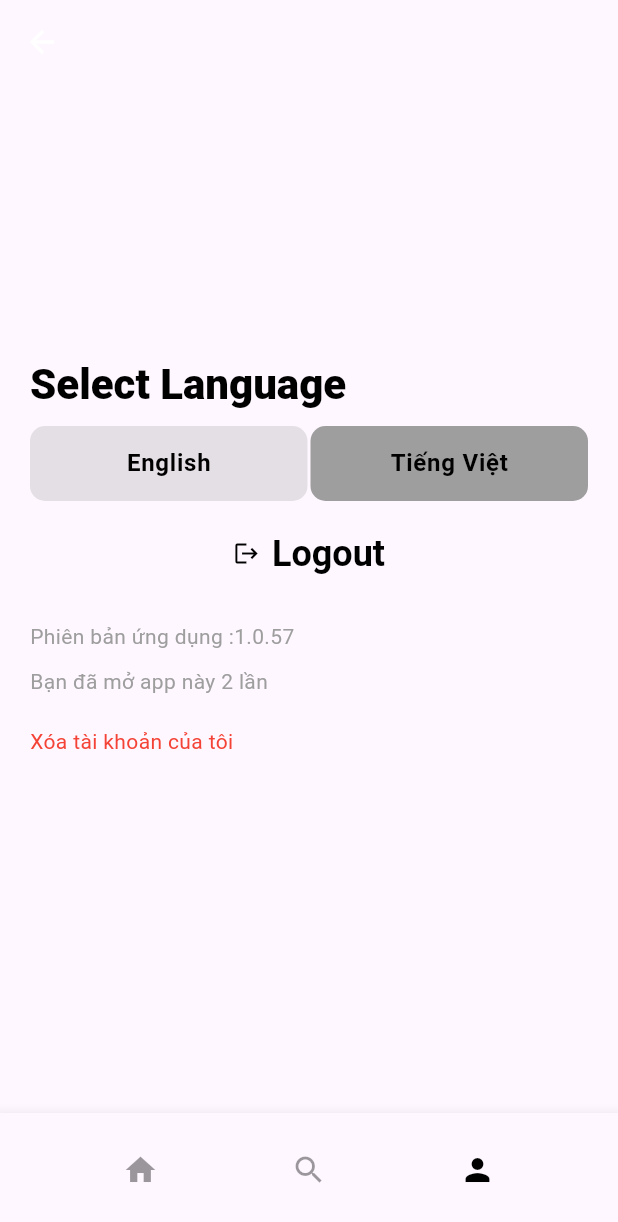
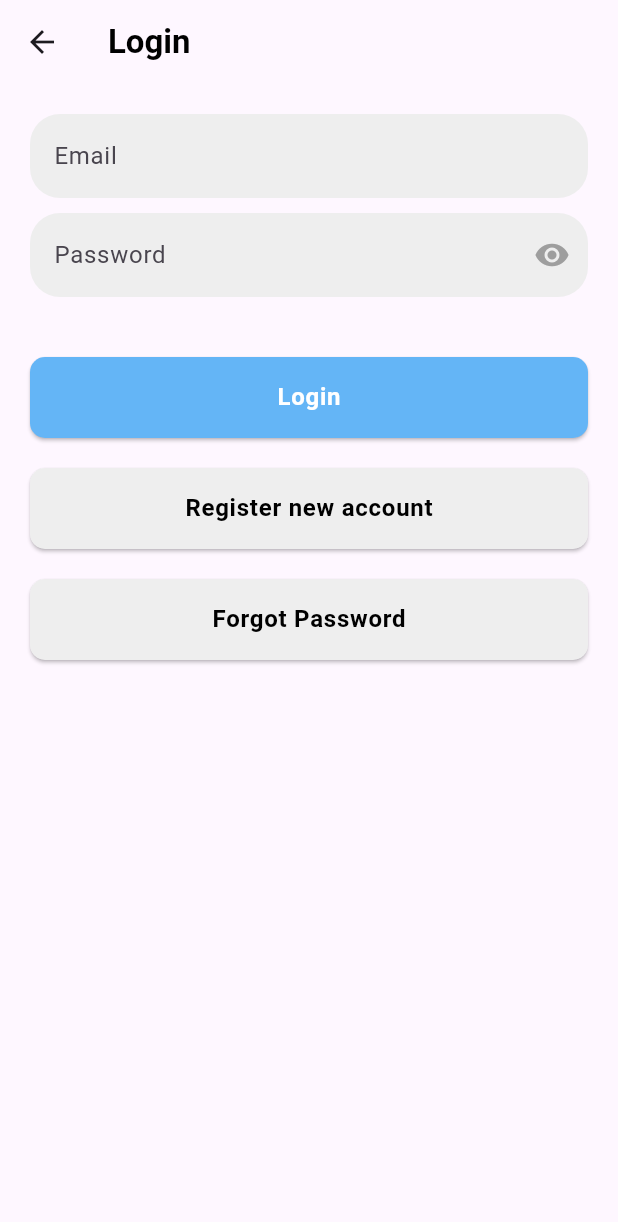
Before and after one commit to powoftech/news_reader, a Flutter app: the SettingScreen screen opened by its route, after a tap on "Logout", on a phone screen of 412 x 824 dp. Shown: the top 1222 px of the screen. Run offline on Flutter 3.47's test engine with Material 3 defaults, Android fonts, the phone set to English and light mode, and no system bars; our stand-ins replace webview_flutter; missing offline and left inert: dart:ffi; network calls fail.

Commit message:
Login,Register and ForgotPassword Screen

```diff
--- /dev/null
+++ b/lib/screens/login_screen.dart
@@ -0,0 +1,121 @@
+import 'package:flutter/material.dart';
+import 'package:news_reader/screens/forgot_pasword_screen.dart';
+import 'package:news_reader/screens/register_screen.dart';
+
+class LoginScreen extends StatelessWidget {
+  static const routeName = '/login';
+  const LoginScreen({super.key});
+  @override
+  Widget build(BuildContext context) {
+    return Scaffold(
+      appBar: AppBar(
+        title: const Text(
+          'Login',
+          style: TextStyle(
+            color: Colors.black,
+            fontWeight: FontWeight.bold,
+          ),
+        ),
+      ),
+      body: Padding(
+        padding: const EdgeInsets.all(20.0),
+        child: Column(
+          mainAxisAlignment: MainAxisAlignment.start,
+          crossAxisAlignment: CrossAxisAlignment.center,
+          children: [
+            TextFormField(
+              decoration: InputDecoration(
+                hintText: 'Email',
+                fillColor: Colors.grey.shade200,
+                filled: true,
+                border: OutlineInputBorder(
+                  borderRadius: BorderRadius.circular(20.0),
+                  borderSide: BorderSide.none,
+                ),
+              ),
+            ),
+            SizedBox(height: 10),
+            TextFormField(
+              decoration: InputDecoration(
+                hintText: 'Password',
+                fillColor: Colors.grey.shade200,
+                filled: true,
+                suffixIcon: const Icon(
+                  Icons.visibility,
+                  color: Colors.grey,
+                ),
+                border: OutlineInputBorder(
+                  borderRadius: BorderRadius.circular(20.0),
+                  borderSide: BorderSide.none,
+                ),
+              ),
+            ),
+            SizedBox(height: 40),
+            ElevatedButton(
+              onPressed: () {},
+              style: ElevatedButton.styleFrom(
+                backgroundColor: Colors.blue.shade300,
+                padding: EdgeInsets.symmetric(horizontal: 50, vertical: 15),
+                shape: RoundedRectangleBorder(
+                  borderRadius: BorderRadius.circular(10),
+                ),
+                minimumSize: Size(double.infinity, 0),
+              ),
+              child: Text(
+                'Login',
+                style: Theme.of(context).textTheme.bodyLarge!.copyWith(
+                      color: Colors.white,
+                      fontWeight: FontWeight.bold,
+                    ),
+              ),
+            ),
+            const SizedBox(
+              height: 20,
+            ),
+            ElevatedButton(
+              onPressed: () {
+                Navigator.pushNamed(context, RegisterScreen.routeName);
+              },
+              style: ElevatedButton.styleFrom(
+                backgroundColor: Colors.grey.shade200,
+                padding: EdgeInsets.symmetric(horizontal: 50, vertical: 15),
+                shape: RoundedRectangleBorder(
+                  borderRadius: BorderRadius.circular(10),
+                ),
+                minimumSize: Size(double.infinity, 0),
+              ),
+              child: Text(
+                'Register new account',
+                style: Theme.of(context).textTheme.bodyLarge!.copyWith(
+                      color: Colors.black,
+                      fontWeight: FontWeight.bold,
+                    ),
+              ),
+            ),
+            const SizedBox(height: 20),
+            ElevatedButton(
+              onPressed: () {
+                Navigator.pushNamed(context, ForgotPasswordScreen.routeName);
+              },
+              style: ElevatedButton.styleFrom(
+                backgroundColor: Colors.grey.shade200,
+                padding: EdgeInsets.symmetric(horizontal: 50, vertical: 15),
+                shape: RoundedRectangleBorder(
+                  borderRadius: BorderRadius.circular(10),
+                ),
+                minimumSize: Size(double.infinity, 0),
+              ),
+              child: Text(
+                'Forgot Password',
+                style: Theme.of(context).textTheme.bodyLarge!.copyWith(
+                      color: Colors.black,
+                      fontWeight: FontWeight.bold,
+                    ),
+              ),
+            ),
+          ],
+        ),
+      ),
+    );
+  }
+}
--- a/lib/screens/setting_screen.dart
+++ b/lib/screens/setting_screen.dart
@@ -1,6 +1,7 @@
 import 'dart:ffi';
 
 import 'package:flutter/material.dart';
+import 'package:news_reader/screens/login_screen.dart';
 import 'package:news_reader/widgets/bottom_nav_bar.dart';
 
 class SettingScreen extends StatefulWidget {
@@ -45,7 +46,7 @@ class _SettingScreenState extends State<SettingScreen> {
                   ),
             ),
             SizedBox(
-              height: 10,
+              height: 30,
             ),
             Row(
               children: [
@@ -61,7 +62,7 @@ class _SettingScreenState extends State<SettingScreen> {
                       },
                       style: ElevatedButton.styleFrom(
                         backgroundColor: selectedButtonIndex == 0
-                            ? Colors.grey
+                            ? Colors.blue.shade300
                             : Colors.grey.withAlpha(70),
                         elevation: 0,
                         shape: RoundedRectangleBorder(
@@ -71,7 +72,9 @@ class _SettingScreenState extends State<SettingScreen> {
                       child: Text(
                         'English',
                         style: Theme.of(context).textTheme.bodyLarge!.copyWith(
-                              color: Colors.black,
+                              color: selectedButtonIndex == 0
+                                  ? Colors.white
+                                  : Colors.black,
                               fontWeight: FontWeight.bold,
                             ),
                       ),
@@ -91,7 +94,7 @@ class _SettingScreenState extends State<SettingScreen> {
                       },
                       style: ElevatedButton.styleFrom(
                         backgroundColor: selectedButtonIndex == 1
-                            ? Colors.grey
+                            ? Colors.blue.shade300
                             : Colors.grey.withAlpha(70),
                         elevation: 0,
                         shape: RoundedRectangleBorder(
@@ -101,7 +104,9 @@ class _SettingScreenState extends State<SettingScreen> {
                       child: Text(
                         'Tiếng Việt',
                         style: Theme.of(context).textTheme.bodyLarge!.copyWith(
-                              color: Colors.black,
+                              color: selectedButtonIndex == 0
+                                  ? Colors.black
+                                  : Colors.white,
                               fontWeight: FontWeight.bold,
                             ),
                       ),
@@ -178,7 +183,7 @@ class _LogoutSettingButton extends StatelessWidget {
       height: 50,
       child: ElevatedButton(
         onPressed: () {
-          // Handle button tap here
+          Navigator.pushNamed(context, LoginScreen.routeName);
         },
         style: ElevatedButton.styleFrom(
           backgroundColor:
```
Also changed, not shown: lib/main.dart (+7 -0 lines), lib/screens/forgot_pasword_screen.dart (added, +67 -0 lines), lib/screens/register_screen.dart (added, +151 -0 lines).
